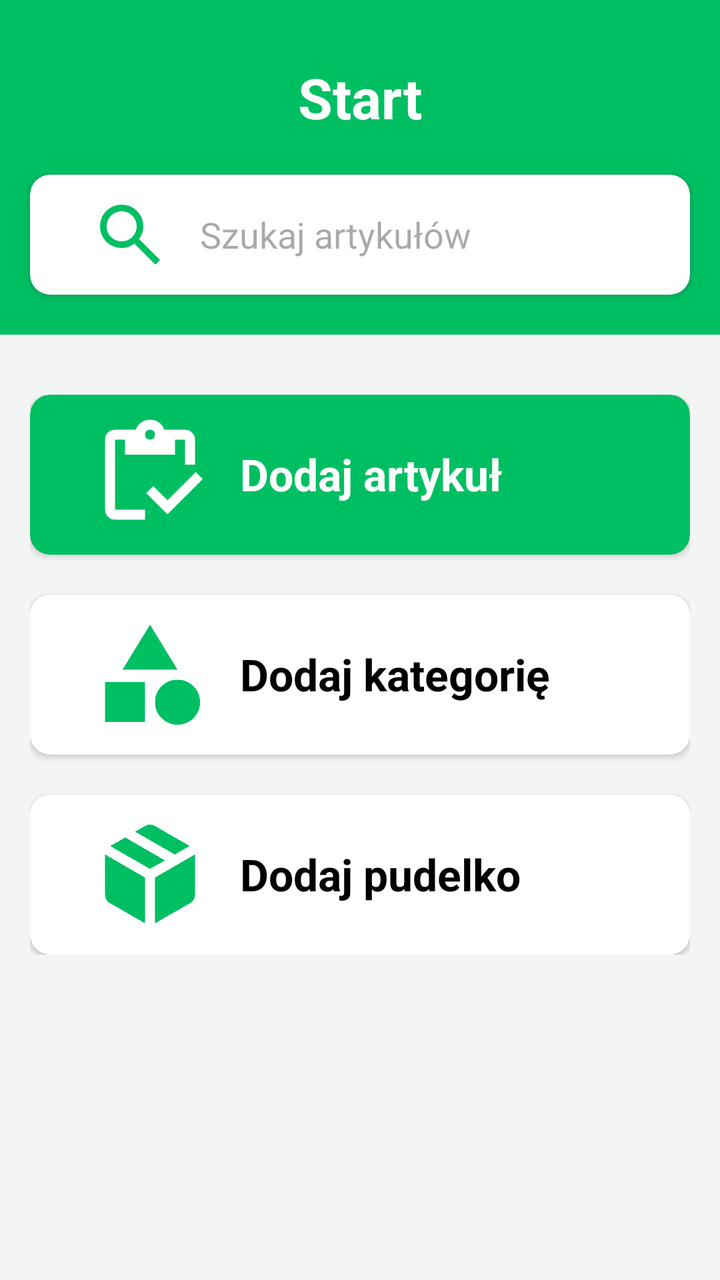
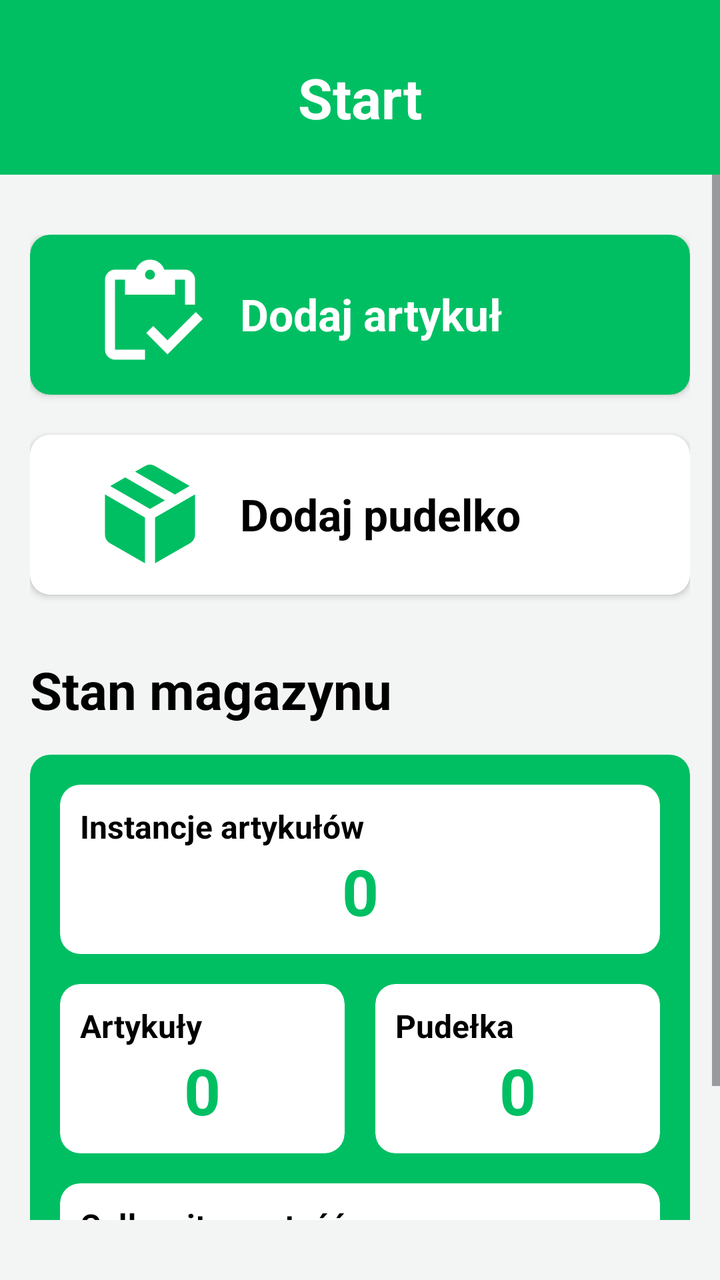

Two renders of the same Android screen: before a commit and after it. Below are the layout's source before the change and the commit's diff.
<!-- AndroidManifest.xml: application theme Theme.InventoryMaster -->
<!-- res/layout/page_start.xml -->
<?xml version="1.0" encoding="utf-8"?>
<androidx.constraintlayout.widget.ConstraintLayout xmlns:android="http://schemas.android.com/apk/res/android"
    xmlns:app="http://schemas.android.com/apk/res-auto"
    xmlns:tools="http://schemas.android.com/tools"
    android:id="@+id/main"
    android:layout_width="match_parent"
    android:layout_height="match_parent"
    android:background="?attr/backgroundColor"
    tools:context=".Activities.MainActivity">

    <androidx.constraintlayout.widget.ConstraintLayout
        android:id="@+id/constraintLayout"
        android:layout_width="0dp"
        android:layout_height="wrap_content"
        android:background="?attr/colorPrimary"
        app:layout_constraintEnd_toEndOf="parent"
        app:layout_constraintHorizontal_bias="0.0"
        app:layout_constraintStart_toStartOf="parent"
        app:layout_constraintTop_toTopOf="parent">

        <TextView
            android:id="@+id/mainTv"
            android:layout_width="wrap_content"
            android:layout_height="wrap_content"
            android:layout_marginTop="30dp"
            android:text="Start"
            android:textColor="?attr/colorOnPrimary"
            android:textSize="28sp"
            android:textStyle="bold"
            app:layout_constraintEnd_toEndOf="parent"
            app:layout_constraintStart_toStartOf="parent"
            app:layout_constraintTop_toTopOf="parent" />

        <androidx.cardview.widget.CardView
            android:id="@+id/mainSearchCv"
            android:layout_width="0dp"
            android:layout_height="60dp"
            android:layout_marginStart="15dp"
            android:layout_marginTop="20dp"
            android:layout_marginEnd="15dp"
            android:layout_marginBottom="20dp"
            app:cardBackgroundColor="?attr/cardBackgroundColor"
            app:cardCornerRadius="10dp"
            app:layout_constraintBottom_toBottomOf="parent"
            app:layout_constraintEnd_toEndOf="parent"
            app:layout_constraintStart_toStartOf="parent"
            app:layout_constraintTop_toBottomOf="@+id/mainTv">

            <ImageView
                android:id="@+id/structureSearchIv"
                android:layout_width="40dp"
                android:layout_height="40dp"
                android:layout_marginLeft="30dp"
                android:layout_marginTop="10dp"
                android:layout_marginBottom="10dp"
                android:src="@drawable/search"
                app:tint="?attr/colorPrimary" />

            <EditText
                android:id="@+id/structureSearchTe"
                android:layout_width="wrap_content"
                android:layout_height="40dp"
                android:layout_marginLeft="85dp"
                android:layout_marginTop="10dp"
                android:background="@null"
                android:ems="10"
                android:hint="Szukaj artykułów"
                android:inputType="text"
                android:textColor="?attr/colorOnBackground" />
        </androidx.cardview.widget.CardView>

    </androidx.constraintlayout.widget.ConstraintLayout>

    <LinearLayout
        android:layout_width="0dp"
        android:layout_height="wrap_content"
        android:layout_marginStart="15dp"
        android:layout_marginTop="30dp"
        android:layout_marginEnd="15dp"
        android:orientation="vertical"
        app:layout_constraintEnd_toEndOf="parent"
        app:layout_constraintStart_toStartOf="parent"
        app:layout_constraintTop_toBottomOf="@+id/constraintLayout">

        <androidx.cardview.widget.CardView
            android:layout_width="match_parent"
            android:layout_height="match_parent"
            app:cardBackgroundColor="?attr/colorPrimary"
            app:cardCornerRadius="10dp">

            <ImageView
                android:id="@+id/structureAddIv"
                android:layout_width="60dp"
                android:layout_height="60dp"
                android:layout_marginStart="30dp"
                android:layout_marginTop="10dp"
                android:layout_marginBottom="10dp"
                android:src="@drawable/inventory"
                app:layout_constraintStart_toStartOf="parent"
                app:tint="?attr/colorOnPrimary" />

            <TextView
                android:id="@+id/structureAddTv"
                android:layout_width="wrap_content"
                android:layout_height="30dp"
                android:layout_marginLeft="105dp"
                android:layout_marginTop="25dp"
                android:text="Dodaj artykuł"
                android:textAlignment="viewStart"
                android:textColor="?attr/colorOnPrimary"
                android:textSize="22sp"
                android:textStyle="bold" />
        </androidx.cardview.widget.CardView>

        <Space
            android:layout_width="match_parent"
            android:layout_height="20dp" />

        <androidx.cardview.widget.CardView
            android:layout_width="match_parent"
            android:layout_height="80dp"
            app:cardBackgroundColor="?attr/cardBackgroundColor"
            app:cardCornerRadius="10dp">

            <ImageView
                android:id="@+id/mainCategoryIv"
                android:layout_width="60dp"
                android:layout_height="60dp"
                android:layout_marginStart="30dp"
                android:layout_marginTop="10dp"
                android:layout_marginBottom="10dp"
                android:src="@drawable/category"
                app:layout_constraintStart_toStartOf="parent"
                app:tint="?attr/colorPrimary" />

            <TextView
                android:id="@+id/mainCategoryTv"
                android:layout_width="wrap_content"
                android:layout_height="30dp"
                android:layout_marginLeft="105dp"
                android:layout_marginTop="25dp"
                android:text="Dodaj kategorię"
                android:textAlignment="viewStart"
                android:textColor="?attr/colorOnBackground"
                android:textSize="22sp"
                android:textStyle="bold" />
        </androidx.cardview.widget.CardView>

        <Space
            android:layout_width="match_parent"
            android:layout_height="20dp" />

        <androidx.cardview.widget.CardView
            android:layout_width="match_parent"
            android:layout_height="match_parent"
            app:cardBackgroundColor="?attr/cardBackgroundColor"
            app:cardCornerRadius="10dp">

            <ImageView
                android:id="@+id/mainBoxIv"
                android:layout_width="60dp"
                android:layout_height="60dp"
                android:layout_marginStart="30dp"
                android:layout_marginTop="10dp"
                android:layout_marginBottom="10dp"
                android:src="@drawable/box"
                app:layout_constraintStart_toStartOf="parent"
                app:tint="?attr/colorPrimary" />

            <TextView
                android:id="@+id/mainBoxTv"
                android:layout_width="wrap_content"
                android:layout_height="30dp"
                android:layout_marginLeft="105dp"
                android:layout_marginTop="25dp"
                android:text="Dodaj pudelko"
                android:textAlignment="viewStart"
                android:textColor="?attr/colorOnBackground"
                android:textSize="22sp"
                android:textStyle="bold" />
        </androidx.cardview.widget.CardView>
    </LinearLayout>

</androidx.constraintlayout.widget.ConstraintLayout>
<!-- resources referenced by this layout -->
<resources>
  <!-- drawable box (drawable) -->
  <vector xmlns:android="http://schemas.android.com/apk/res/android"
      android:width="24dp"
      android:height="24dp"
      android:viewportWidth="960"
      android:viewportHeight="960">
    <path
        android:pathData="M440,869v-366L120,318v321q0,22 10.5,40t29.5,29L440,869ZM520,869 L800,708q19,-11 29.5,-29t10.5,-40v-321L520,503v366ZM679,319 L797,250 520,91q-19,-11 -40,-11t-40,11l-79,45 318,183ZM480,434l119,-68 -317,-184 -120,69 318,183Z"
        android:fillColor="#EA3323"/>
  </vector>
  <!-- drawable category (drawable) -->
  <vector xmlns:android="http://schemas.android.com/apk/res/android"
      android:width="24dp"
      android:height="24dp"
      android:viewportWidth="960"
      android:viewportHeight="960">
    <path
        android:pathData="m260,440 l220,-360 220,360L260,440ZM700,880q-75,0 -127.5,-52.5T520,700q0,-75 52.5,-127.5T700,520q75,0 127.5,52.5T880,700q0,75 -52.5,127.5T700,880ZM120,860v-320h320v320L120,860Z"
        android:fillColor="#EA3323"/>
  </vector>
  <!-- drawable inventory (drawable) -->
  <vector xmlns:android="http://schemas.android.com/apk/res/android"
      android:width="24dp"
      android:height="24dp"
      android:viewportWidth="960"
      android:viewportHeight="960">
    <path
        android:pathData="M620,797 L450,627l56,-56 114,114 226,-226 56,56 -282,282ZM840,400h-80v-200h-80v120L280,320v-120h-80v560h240v80L200,840q-33,0 -56.5,-23.5T120,760v-560q0,-33 23.5,-56.5T200,120h167q11,-35 43,-57.5t70,-22.5q40,0 71.5,22.5T594,120h166q33,0 56.5,23.5T840,200v200ZM508.5,188.5Q520,177 520,160t-11.5,-28.5Q497,120 480,120t-28.5,11.5Q440,143 440,160t11.5,28.5Q463,200 480,200t28.5,-11.5Z"
        android:fillColor="?attr/colorPrimary"/>
  </vector>
  <!-- drawable search (drawable) -->
  <vector xmlns:android="http://schemas.android.com/apk/res/android"
      android:width="24dp"
      android:height="24dp"
      android:viewportWidth="960"
      android:viewportHeight="960">
    <path
        android:pathData="M784,840 L532,588q-30,24 -69,38t-83,14q-109,0 -184.5,-75.5T120,380q0,-109 75.5,-184.5T380,120q109,0 184.5,75.5T640,380q0,44 -14,83t-38,69l252,252 -56,56ZM380,560q75,0 127.5,-52.5T560,380q0,-75 -52.5,-127.5T380,200q-75,0 -127.5,52.5T200,380q0,75 52.5,127.5T380,560Z"
        android:fillColor="?attr/colorPrimary"/>
  </vector>
  <style name="Theme.InventoryMaster" parent="Base.Theme.InventoryMaster" />
  <style name="Base.Theme.InventoryMaster" parent="Theme.Material3.DayNight.NoActionBar">
          <item name="android:statusBarColor">@color/colorPrimary</item>
          <item name="android:navigationBarColor">@color/white</item>
          <item name="android:windowLightStatusBar">false</item>
  
          <item name="colorPrimary">@color/colorPrimary</item>
  
          <item name="colorOnPrimary">@color/white</item>
  
          <item name="backgroundColor">@color/light</item>
          <item name="colorOnBackground">@color/black</item>
  
          <item name="cardBackgroundColor">@color/white</item>
      </style>
  <color name="colorPrimary">#00bf63</color>
  <color name="white">#FFFFFFFF</color>
  <color name="light">#f3f5f4</color>
  <color name="black">#FF000000</color>
</resources>

<!-- the commit's change to res/layout/page_start.xml (unified diff, before → after) -->
@@ -6,7 +6,7 @@
     android:layout_width="match_parent"
     android:layout_height="match_parent"
     android:background="?attr/backgroundColor"
-    tools:context=".Activities.MainActivity">
+    tools:context=".Modules.Main.MainActivity">
 
     <androidx.constraintlayout.widget.ConstraintLayout
         android:id="@+id/constraintLayout"
@@ -23,162 +23,277 @@
             android:layout_width="wrap_content"
             android:layout_height="wrap_content"
             android:layout_marginTop="30dp"
+            android:layout_marginBottom="20dp"
             android:text="Start"
             android:textColor="?attr/colorOnPrimary"
             android:textSize="28sp"
             android:textStyle="bold"
+            app:layout_constraintBottom_toBottomOf="parent"
             app:layout_constraintEnd_toEndOf="parent"
             app:layout_constraintStart_toStartOf="parent"
             app:layout_constraintTop_toTopOf="parent" />
 
-        <androidx.cardview.widget.CardView
-            android:id="@+id/mainSearchCv"
-            android:layout_width="0dp"
-            android:layout_height="60dp"
+    </androidx.constraintlayout.widget.ConstraintLayout>
+
+    <ScrollView
+        android:layout_width="match_parent"
+        android:layout_height="0dp"
+        android:paddingBottom="30dp"
+        app:layout_constraintBottom_toBottomOf="parent"
+        app:layout_constraintTop_toBottomOf="@+id/constraintLayout">
+
+        <LinearLayout
+            android:layout_width="match_parent"
+            android:layout_height="wrap_content"
             android:layout_marginStart="15dp"
-            android:layout_marginTop="20dp"
+            android:layout_marginTop="30dp"
             android:layout_marginEnd="15dp"
-            android:layout_marginBottom="20dp"
-            app:cardBackgroundColor="?attr/cardBackgroundColor"
-            app:cardCornerRadius="10dp"
-            app:layout_constraintBottom_toBottomOf="parent"
-            app:layout_constraintEnd_toEndOf="parent"
-            app:layout_constraintStart_toStartOf="parent"
-            app:layout_constraintTop_toBottomOf="@+id/mainTv">
-
-            <ImageView
-                android:id="@+id/structureSearchIv"
-                android:layout_width="40dp"
-                android:layout_height="40dp"
-                android:layout_marginLeft="30dp"
-                android:layout_marginTop="10dp"
-                android:layout_marginBottom="10dp"
-                android:src="@drawable/search"
-                app:tint="?attr/colorPrimary" />
-
-            <EditText
-                android:id="@+id/structureSearchTe"
-                android:layout_width="wrap_content"
-                android:layout_height="40dp"
-                android:layout_marginLeft="85dp"
-                android:layout_marginTop="10dp"
-                android:background="@null"
-                android:ems="10"
-                android:hint="Szukaj artykułów"
-                android:inputType="text"
-                android:textColor="?attr/colorOnBackground" />
-        </androidx.cardview.widget.CardView>
-
-    </androidx.constraintlayout.widget.ConstraintLayout>
-
-    <LinearLayout
-        android:layout_width="0dp"
-        android:layout_height="wrap_content"
-        android:layout_marginStart="15dp"
-        android:layout_marginTop="30dp"
-        android:layout_marginEnd="15dp"
-        android:orientation="vertical"
-        app:layout_constraintEnd_toEndOf="parent"
-        app:layout_constraintStart_toStartOf="parent"
-        app:layout_constraintTop_toBottomOf="@+id/constraintLayout">
-
-        <androidx.cardview.widget.CardView
-            android:layout_width="match_parent"
-            android:layout_height="match_parent"
-            app:cardBackgroundColor="?attr/colorPrimary"
-            app:cardCornerRadius="10dp">
-
-            <ImageView
-                android:id="@+id/structureAddIv"
-                android:layout_width="60dp"
-                android:layout_height="60dp"
-                android:layout_marginStart="30dp"
-                android:layout_marginTop="10dp"
-                android:layout_marginBottom="10dp"
-                android:src="@drawable/inventory"
-                app:layout_constraintStart_toStartOf="parent"
-                app:tint="?attr/colorOnPrimary" />
+            android:orientation="vertical">
+
+            <androidx.cardview.widget.CardView
+                android:id="@+id/mainAddItemsCv"
+                android:layout_width="match_parent"
+                android:layout_height="match_parent"
+                app:cardBackgroundColor="?attr/colorPrimary"
+                app:cardCornerRadius="10dp">
+
+                <ImageView
+                    android:id="@+id/structureAddIv"
+                    android:layout_width="60dp"
+                    android:layout_height="60dp"
+                    android:layout_marginStart="30dp"
+                    android:layout_marginTop="10dp"
+                    android:layout_marginBottom="10dp"
+                    android:src="@drawable/inventory"
+                    app:layout_constraintStart_toStartOf="parent"
+                    app:tint="?attr/colorOnPrimary" />
+
+                <TextView
+                    android:id="@+id/structureAddTv"
+                    android:layout_width="wrap_content"
+                    android:layout_height="30dp"
+                    android:layout_marginLeft="105dp"
+                    android:layout_marginTop="25dp"
+                    android:text="Dodaj artykuł"
+                    android:textAlignment="viewStart"
+                    android:textColor="?attr/colorOnPrimary"
+                    android:textSize="22sp"
+                    android:textStyle="bold" />
+            </androidx.cardview.widget.CardView>
+
+            <Space
+                android:layout_width="match_parent"
+                android:layout_height="20dp" />
+
+            <androidx.cardview.widget.CardView
+                android:id="@+id/mainAddBoxCv"
+                android:layout_width="match_parent"
+                android:layout_height="match_parent"
+                app:cardBackgroundColor="?attr/cardBackgroundColor"
+                app:cardCornerRadius="10dp">
+
+                <ImageView
+                    android:id="@+id/mainBoxIv"
+                    android:layout_width="60dp"
+                    android:layout_height="60dp"
+                    android:layout_marginStart="30dp"
+                    android:layout_marginTop="10dp"
+                    android:layout_marginBottom="10dp"
+                    android:src="@drawable/box"
+                    app:layout_constraintStart_toStartOf="parent"
+                    app:tint="?attr/colorPrimary" />
+
+                <TextView
+                    android:id="@+id/mainBoxTv"
+                    android:layout_width="wrap_content"
+                    android:layout_height="30dp"
+                    android:layout_marginLeft="105dp"
+                    android:layout_marginTop="25dp"
+                    android:text="Dodaj pudelko"
+                    android:textAlignment="viewStart"
+                    android:textColor="?attr/colorOnBackground"
+                    android:textSize="22sp"
+                    android:textStyle="bold" />
+            </androidx.cardview.widget.CardView>
 
             <TextView
-                android:id="@+id/structureAddTv"
-                android:layout_width="wrap_content"
-                android:layout_height="30dp"
-                android:layout_marginLeft="105dp"
-                android:layout_marginTop="25dp"
-                android:text="Dodaj artykuł"
-                android:textAlignment="viewStart"
-                android:textColor="?attr/colorOnPrimary"
-                android:textSize="22sp"
+                android:layout_width="match_parent"
+                android:layout_height="wrap_content"
+                android:layout_marginTop="30dp"
+                android:text="Stan magazynu"
+                android:textColor="?attr/colorOnBackground"
+                android:textSize="26sp"
                 android:textStyle="bold" />
-        </androidx.cardview.widget.CardView>
-
-        <Space
-            android:layout_width="match_parent"
-            android:layout_height="20dp" />
-
-        <androidx.cardview.widget.CardView
-            android:layout_width="match_parent"
-            android:layout_height="80dp"
-            app:cardBackgroundColor="?attr/cardBackgroundColor"
-            app:cardCornerRadius="10dp">
-
-            <ImageView
-                android:id="@+id/mainCategoryIv"
-                android:layout_width="60dp"
-                android:layout_height="60dp"
-                android:layout_marginStart="30dp"
-                android:layout_marginTop="10dp"
-                android:layout_marginBottom="10dp"
-                android:src="@drawable/category"
-                app:layout_constraintStart_toStartOf="parent"
-                app:tint="?attr/colorPrimary" />
-
-            <TextView
-                android:id="@+id/mainCategoryTv"
-                android:layout_width="wrap_content"
-                android:layout_height="30dp"
-                android:layout_marginLeft="105dp"
-                android:layout_marginTop="25dp"
-                android:text="Dodaj kategorię"
-                android:textAlignment="viewStart"
-                android:textColor="?attr/colorOnBackground"
-                android:textSize="22sp"
-                android:textStyle="bold" />
-        </androidx.cardview.widget.CardView>
-
-        <Space
-            android:layout_width="match_parent"
-            android:layout_height="20dp" />
-
-        <androidx.cardview.widget.CardView
-            android:layout_width="match_parent"
-            android:layout_height="match_parent"
-            app:cardBackgroundColor="?attr/cardBackgroundColor"
-            app:cardCornerRadius="10dp">
-
-            <ImageView
-                android:id="@+id/mainBoxIv"
-                android:layout_width="60dp"
-                android:layout_height="60dp"
-                android:layout_marginStart="30dp"
-                android:layout_marginTop="10dp"
-                android:layout_marginBottom="10dp"
-                android:src="@drawable/box"
-                app:layout_constraintStart_toStartOf="parent"
-                app:tint="?attr/colorPrimary" />
-
-            <TextView
-                android:id="@+id/mainBoxTv"
-                android:layout_width="wrap_content"
-                android:layout_height="30dp"
-                android:layout_marginLeft="105dp"
-                android:layout_marginTop="25dp"
-                android:text="Dodaj pudelko"
-                android:textAlignment="viewStart"
-                android:textColor="?attr/colorOnBackground"
-                android:textSize="22sp"
-                android:textStyle="bold" />
-        </androidx.cardview.widget.CardView>
-    </LinearLayout>
+
+            <androidx.cardview.widget.CardView
+                android:layout_width="match_parent"
+                android:layout_height="wrap_content"
+                android:layout_marginTop="15dp"
+                android:layout_marginBottom="30dp"
+                app:cardBackgroundColor="?attr/colorPrimary"
+                app:cardCornerRadius="10dp"
+                app:cardElevation="0dp">
+
+                <androidx.constraintlayout.widget.ConstraintLayout
+                    android:layout_width="match_parent"
+                    android:layout_height="wrap_content"
+                    android:padding="15dp">
+
+                    <androidx.cardview.widget.CardView
+                        android:id="@+id/cardViewInstances"
+                        android:layout_width="0dp"
+                        android:layout_height="wrap_content"
+                        app:cardBackgroundColor="?attr/cardBackgroundColor"
+                        app:cardCornerRadius="10dp"
+                        app:cardElevation="0dp"
+                        app:layout_constraintEnd_toEndOf="parent"
+                        app:layout_constraintStart_toStartOf="parent"
+                        app:layout_constraintTop_toTopOf="parent">
+
+                        <LinearLayout
+                            android:layout_width="match_parent"
+                            android:layout_height="wrap_content"
+                            android:orientation="vertical"
+                            android:padding="10dp">
+
+                            <TextView
+                                android:layout_width="wrap_content"
+                                android:layout_height="wrap_content"
+                                android:text="Instancje artykułów"
+                                android:textColor="?attr/colorOnBackground"
+                                android:textSize="16sp"
+                                android:textStyle="bold" />
+
+                            <TextView
+                                android:id="@+id/mainSummaryInstancesTv"
+                                android:layout_width="match_parent"
+                                android:layout_height="wrap_content"
+                                android:text="0"
+                                android:textAlignment="center"
+                                android:textColor="?attr/colorPrimary"
+                                android:textSize="32sp"
+                                android:textStyle="bold" />
+                        </LinearLayout>
+                    </androidx.cardview.widget.CardView>
+
+                    <androidx.cardview.widget.CardView
+                        android:id="@+id/cardViewItems"
+                        android:layout_width="0dp"
+                        android:layout_height="wrap_content"
+                        android:layout_marginTop="15dp"
+                        android:layout_marginEnd="7.5dp"
+                        app:cardBackgroundColor="?attr/cardBackgroundColor"
+                        app:cardCornerRadius="10dp"
+                        app:cardElevation="0dp"
+                        app:layout_constraintEnd_toStartOf="@+id/cardViewBoxes"
+                        app:layout_constraintStart_toStartOf="parent"
+                        app:layout_constraintTop_toBottomOf="@id/cardViewInstances">
+
+                        <LinearLayout
+                            android:layout_width="match_parent"
+                            android:layout_height="wrap_content"
+                            android:orientation="vertical"
+                            android:padding="10dp">
+
+                            <TextView
+                                android:layout_width="wrap_content"
+                                android:layout_height="wrap_content"
+                                android:text="Artykuły"
+                                android:textColor="?attr/colorOnBackground"
+                                android:textSize="16sp"
+                                android:textStyle="bold" />
+
+                            <TextView
+                                android:id="@+id/mainSummaryItemsTv"
+                                android:layout_width="match_parent"
+                                android:layout_height="wrap_content"
+                                android:text="0"
+                                android:textAlignment="center"
+                                android:textColor="?attr/colorPrimary"
+                                android:textSize="32sp"
+                                android:textStyle="bold" />
+                        </LinearLayout>
+                    </androidx.cardview.widget.CardView>
+
+                    <androidx.cardview.widget.CardView
+                        android:id="@+id/cardViewBoxes"
+                        android:layout_width="0dp"
+                        android:layout_height="wrap_content"
+                        android:layout_marginStart="7.5dp"
+                        android:layout_marginTop="15dp"
+                        app:cardBackgroundColor="?attr/cardBackgroundColor"
+                        app:cardCornerRadius="10dp"
+                        app:cardElevation="0dp"
+                        app:layout_constraintEnd_toEndOf="parent"
+                        app:layout_constraintStart_toEndOf="@id/cardViewItems"
+                        app:layout_constraintTop_toBottomOf="@id/cardViewInstances">
+
+                        <LinearLayout
+                            android:layout_width="match_parent"
+                            android:layout_height="wrap_content"
+                            android:orientation="vertical"
+                            android:padding="10dp">
+
+                            <TextView
+                                android:layout_width="wrap_content"
+                                android:layout_height="wrap_content"
+                                android:text="Pudełka"
+                                android:textColor="?attr/colorOnBackground"
+                                android:textSize="16sp"
+                                android:textStyle="bold" />
+
+                            <TextView
+                                android:id="@+id/mainSummaryBoxesTv"
+                                android:layout_width="match_parent"
+                                android:layout_height="wrap_content"
+                                android:text="0"
+                                android:textAlignment="center"
+                                android:textColor="?attr/colorPrimary"
+                                android:textSize="32sp"
+                                android:textStyle="bold" />
+                        </LinearLayout>
+                    </androidx.cardview.widget.CardView>
+
+                    <androidx.cardview.widget.CardView
+                        android:id="@+id/cardViewValue"
+                        android:layout_width="0dp"
+                        android:layout_height="wrap_content"
+                        android:layout_marginTop="15dp"
+                        app:cardBackgroundColor="?attr/cardBackgroundColor"
+                        app:cardCornerRadius="10dp"
+                        app:cardElevation="0dp"
+                        app:layout_constraintEnd_toEndOf="parent"
+                        app:layout_constraintStart_toStartOf="parent"
+                        app:layout_constraintTop_toBottomOf="@id/cardViewItems">
+
+                        <LinearLayout
+                            android:layout_width="match_parent"
+                            android:layout_height="wrap_content"
+                            android:orientation="vertical"
+                            android:padding="10dp">
+
+                            <TextView
+                                android:layout_width="wrap_content"
+                                android:layout_height="wrap_content"
+                                android:text="Całkowita wartość"
+                                android:textColor="?attr/colorOnBackground"
+                                android:textSize="16sp"
+                                android:textStyle="bold" />
+
+                            <TextView
+                                android:id="@+id/mainSummaryValueTv"
+                                android:layout_width="match_parent"
+                                android:layout_height="wrap_content"
+                                android:text="0.00 PLN"
+                                android:textAlignment="center"
+                                android:textColor="@color/colorPrimary"
+                                android:textSize="32sp"
+                                android:textStyle="bold" />
+                        </LinearLayout>
+                    </androidx.cardview.widget.CardView>
+                </androidx.constraintlayout.widget.ConstraintLayout>
+            </androidx.cardview.widget.CardView>
+        </LinearLayout>
+    </ScrollView>
 
 </androidx.constraintlayout.widget.ConstraintLayout>
<!-- resource entries referenced after the edit -->
@@ -10,16 +10,6 @@
         android:pathData="M440,869v-366L120,318v321q0,22 10.5,40t29.5,29L440,869ZM520,869 L800,708q19,-11 29.5,-29t10.5,-40v-321L520,503v366ZM679,319 L797,250 520,91q-19,-11 -40,-11t-40,11l-79,45 318,183ZM480,434l119,-68 -317,-184 -120,69 318,183Z"
         android:fillColor="#EA3323"/>
   </vector>
-  <!-- drawable category (drawable) -->
-  <vector xmlns:android="http://schemas.android.com/apk/res/android"
-      android:width="24dp"
-      android:height="24dp"
-      android:viewportWidth="960"
-      android:viewportHeight="960">
-    <path
-        android:pathData="m260,440 l220,-360 220,360L260,440ZM700,880q-75,0 -127.5,-52.5T520,700q0,-75 52.5,-127.5T700,520q75,0 127.5,52.5T880,700q0,75 -52.5,127.5T700,880ZM120,860v-320h320v320L120,860Z"
-        android:fillColor="#EA3323"/>
-  </vector>
   <!-- drawable inventory (drawable) -->
   <vector xmlns:android="http://schemas.android.com/apk/res/android"
       android:width="24dp"
@@ -28,16 +18,6 @@
       android:viewportHeight="960">
     <path
         android:pathData="M620,797 L450,627l56,-56 114,114 226,-226 56,56 -282,282ZM840,400h-80v-200h-80v120L280,320v-120h-80v560h240v80L200,840q-33,0 -56.5,-23.5T120,760v-560q0,-33 23.5,-56.5T200,120h167q11,-35 43,-57.5t70,-22.5q40,0 71.5,22.5T594,120h166q33,0 56.5,23.5T840,200v200ZM508.5,188.5Q520,177 520,160t-11.5,-28.5Q497,120 480,120t-28.5,11.5Q440,143 440,160t11.5,28.5Q463,200 480,200t28.5,-11.5Z"
-        android:fillColor="?attr/colorPrimary"/>
-  </vector>
-  <!-- drawable search (drawable) -->
-  <vector xmlns:android="http://schemas.android.com/apk/res/android"
-      android:width="24dp"
-      android:height="24dp"
-      android:viewportWidth="960"
-      android:viewportHeight="960">
-    <path
-        android:pathData="M784,840 L532,588q-30,24 -69,38t-83,14q-109,0 -184.5,-75.5T120,380q0,-109 75.5,-184.5T380,120q109,0 184.5,75.5T640,380q0,44 -14,83t-38,69l252,252 -56,56ZM380,560q75,0 127.5,-52.5T560,380q0,-75 -52.5,-127.5T380,200q-75,0 -127.5,52.5T200,380q0,75 52.5,127.5T380,560Z"
         android:fillColor="?attr/colorPrimary"/>
   </vector>
   <style name="Theme.InventoryMaster" parent="Base.Theme.InventoryMaster" />
